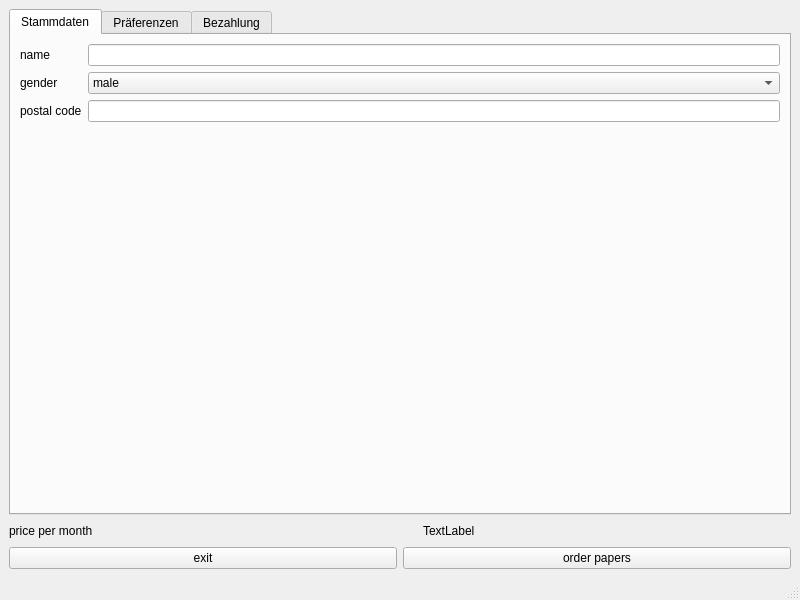
The window that PR8/mainwindow.ui (RaufasertapetenEnjoyer/MMI-_und_GUI_Programmierung) describes before a commit, drawn with Qt 5.
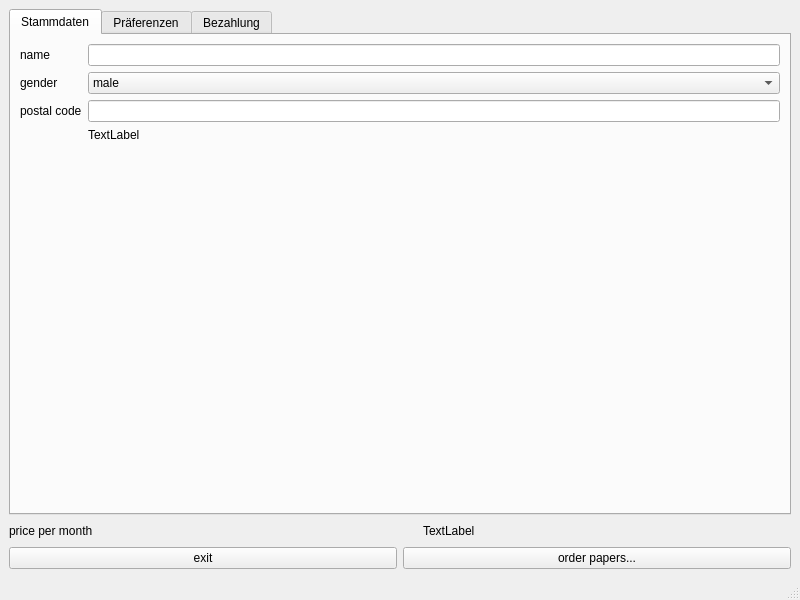
The same window after the commit. The open tabs and pages were chosen to show the change.

Commit message: Wireframe fehlt, GUI fertig, letzte aufgabe mit abschicken fehlt, erste Aufgabe comboboxen leer machen am anfang fehlt

```diff
--- a/PR8/mainwindow.ui
+++ b/PR8/mainwindow.ui
@@ -76,6 +76,13 @@
           <item row="2" column="1">
            <widget class="QLineEdit" name="postalCodeEdit"/>
           </item>
+          <item row="3" column="1">
+           <widget class="QLabel" name="postalCodeInvalidLabel">
+            <property name="text">
+             <string>TextLabel</string>
+            </property>
+           </widget>
+          </item>
          </layout>
         </item>
        </layout>
@@ -261,7 +268,7 @@
       <item>
        <widget class="QPushButton" name="orderLabel">
         <property name="text">
-         <string>order papers</string>
+         <string>order papers...</string>
         </property>
        </widget>
       </item>
```
Left out of the diff: 7 changed lines with no effect on the pictures. The commit also changes 2 other files.
